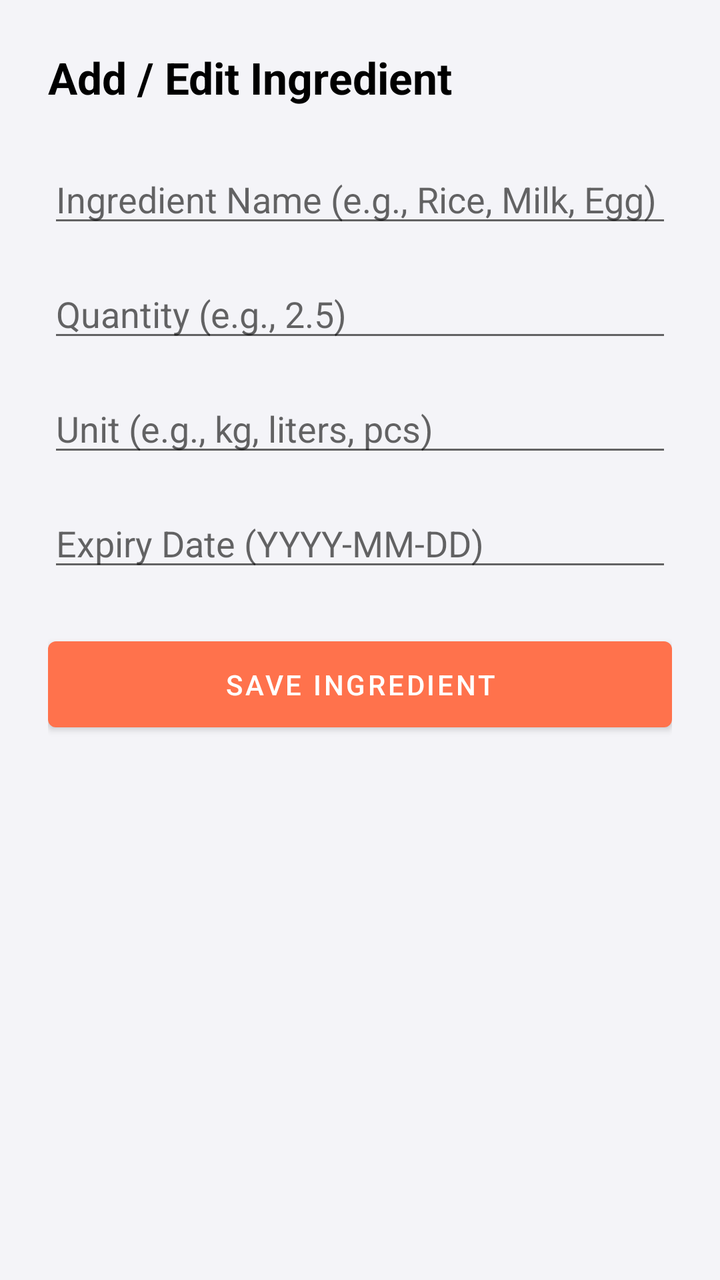
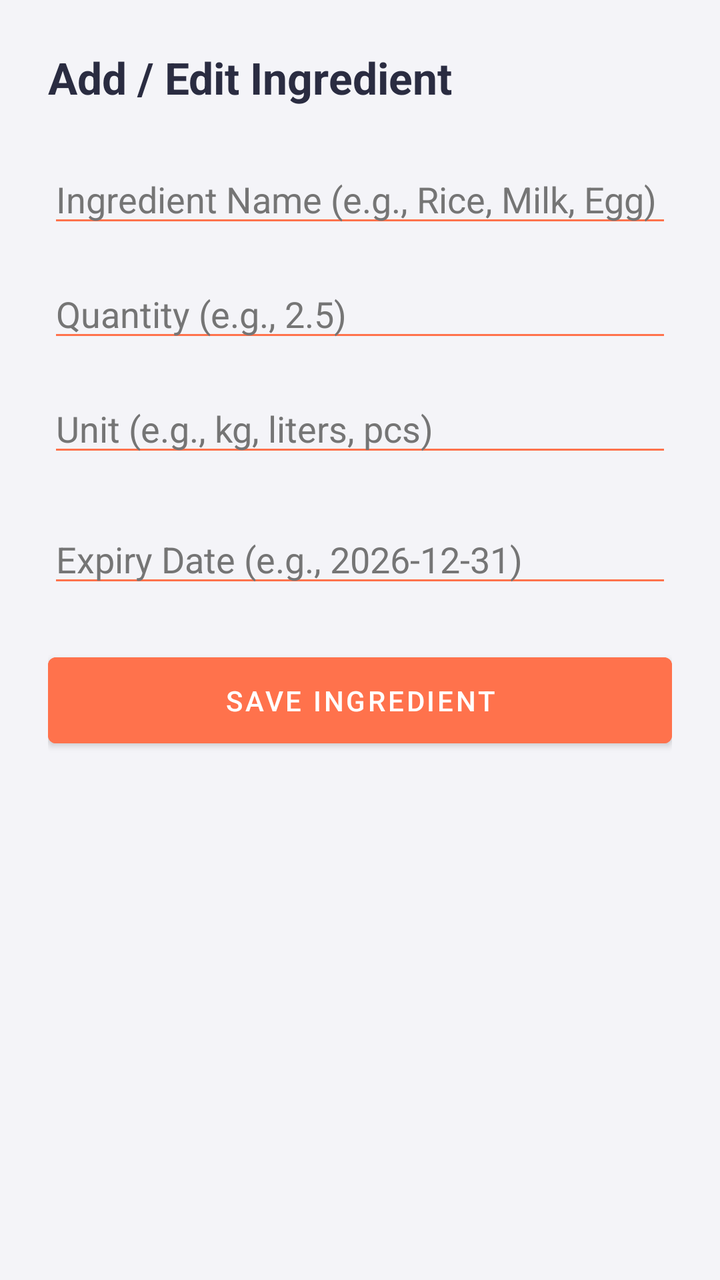

The first picture is an Android layout as it rendered before a commit; the second is the same layout after the commit. The layout source and the unified diff follow.
<!-- AndroidManifest.xml: application theme Theme.SmartPantryManager -->
<!-- res/layout/activity_add_edit_ingredient.xml -->
<?xml version="1.0" encoding="utf-8"?>
<LinearLayout xmlns:android="http://schemas.android.com/apk/res/android"
    android:layout_width="match_parent"
    android:layout_height="match_parent"
    android:orientation="vertical"
    android:padding="24dp">

    <TextView
        android:id="@+id/tvFormTitle"
        android:layout_width="wrap_content"
        android:layout_height="wrap_content"
        android:text="Add / Edit Ingredient"
        android:textSize="22sp"
        android:textStyle="bold"
        android:textColor="@android:color/black"
        android:layout_marginBottom="24dp" />

    <EditText
        android:id="@+id/etIngredientName"
        android:layout_width="match_parent"
        android:layout_height="wrap_content"
        android:hint="Ingredient Name (e.g., Rice, Milk, Egg)"
        android:inputType="text"
        android:layout_marginBottom="16dp" />

    <EditText
        android:id="@+id/etQuantity"
        android:layout_width="match_parent"
        android:layout_height="wrap_content"
        android:hint="Quantity (e.g., 2.5)"
        android:inputType="numberDecimal"
        android:layout_marginBottom="16dp" />

    <EditText
        android:id="@+id/etUnit"
        android:layout_width="match_parent"
        android:layout_height="wrap_content"
        android:hint="Unit (e.g., kg, liters, pcs)"
        android:inputType="text"
        android:layout_marginBottom="16dp" />

    <EditText
        android:id="@+id/etExpiryDate"
        android:layout_width="match_parent"
        android:layout_height="wrap_content"
        android:hint="Expiry Date (YYYY-MM-DD)"
        android:inputType="date"
        android:layout_marginBottom="24dp" />

    <Button
        android:id="@+id/btnSaveIngredient"
        android:layout_width="match_parent"
        android:layout_height="wrap_content"
        android:text="Save Ingredient"
        android:padding="12dp" />
</LinearLayout>
<!-- resources referenced by this layout -->
<resources>
  <style name="Theme.SmartPantryManager" parent="Theme.MaterialComponents.DayNight.DarkActionBar">
          
          <item name="colorPrimary">@color/primary_orange</item>
          <item name="colorPrimaryVariant">@color/primary_orange</item>
          <item name="colorOnPrimary">@color/white</item>
  
          
          <item name="colorSecondary">@color/secondary_yellow</item>
          <item name="colorSecondaryVariant">@color/secondary_yellow</item>
          <item name="colorOnSecondary">@color/dark_navy</item>
  
          
          <item name="android:windowBackground">@color/background_light</item>
  
          
          <item name="android:textColorPrimary">@color/dark_navy</item>
      </style>
  <color name="primary_orange">#FF724C</color>
  <color name="white">#FFFFFF</color>
  <color name="secondary_yellow">#FDBF50</color>
  <color name="dark_navy">#2A2C41</color>
  <color name="background_light">#F4F4F8</color>
</resources>

<!-- the commit's change to res/layout/activity_add_edit_ingredient.xml (unified diff, before → after) -->
@@ -3,6 +3,7 @@
     android:layout_width="match_parent"
     android:layout_height="match_parent"
     android:orientation="vertical"
+    android:background="@color/background_light"
     android:padding="24dp">
 
     <TextView
@@ -12,45 +13,64 @@
         android:text="Add / Edit Ingredient"
         android:textSize="22sp"
         android:textStyle="bold"
-        android:textColor="@android:color/black"
+        android:textColor="@color/dark_navy"
         android:layout_marginBottom="24dp" />
 
+    
     <EditText
         android:id="@+id/etIngredientName"
         android:layout_width="match_parent"
         android:layout_height="wrap_content"
         android:hint="Ingredient Name (e.g., Rice, Milk, Egg)"
+        android:textColor="@color/dark_navy"
+        android:textColorHint="#757575"
+        android:backgroundTint="@color/primary_orange"
         android:inputType="text"
         android:layout_marginBottom="16dp" />
 
+    
     <EditText
         android:id="@+id/etQuantity"
         android:layout_width="match_parent"
         android:layout_height="wrap_content"
         android:hint="Quantity (e.g., 2.5)"
+        android:textColor="@color/dark_navy"
+        android:textColorHint="#757575"
+        android:backgroundTint="@color/primary_orange"
         android:inputType="numberDecimal"
         android:layout_marginBottom="16dp" />
 
+    
     <EditText
         android:id="@+id/etUnit"
         android:layout_width="match_parent"
         android:layout_height="wrap_content"
         android:hint="Unit (e.g., kg, liters, pcs)"
+        android:textColor="@color/dark_navy"
+        android:textColorHint="#757575"
+        android:backgroundTint="@color/primary_orange"
         android:inputType="text"
-        android:layout_marginBottom="16dp" />
+        android:layout_marginBottom="24dp" />
 
     <EditText
         android:id="@+id/etExpiryDate"
         android:layout_width="match_parent"
         android:layout_height="wrap_content"
-        android:hint="Expiry Date (YYYY-MM-DD)"
+        android:hint="Expiry Date (e.g., 2026-12-31)"
+        android:textColor="@color/dark_navy"
+        android:textColorHint="#757575"
+        android:backgroundTint="@color/primary_orange"
         android:inputType="date"
         android:layout_marginBottom="24dp" />
 
+    
     <Button
         android:id="@+id/btnSaveIngredient"
         android:layout_width="match_parent"
         android:layout_height="wrap_content"
         android:text="Save Ingredient"
+        android:backgroundTint="@color/primary_orange"
+        android:textColor="@color/white"
         android:padding="12dp" />
+
 </LinearLayout>
<!-- resource entries referenced after the edit -->
@@ -16,6 +16,10 @@
   
           
           <item name="android:textColorPrimary">@color/dark_navy</item>
+  
+          
+          <item name="android:editTextColor">@color/dark_navy</item>
+          <item name="android:textColorHint">#757575</item>
       </style>
   <color name="primary_orange">#FF724C</color>
   <color name="white">#FFFFFF</color>
